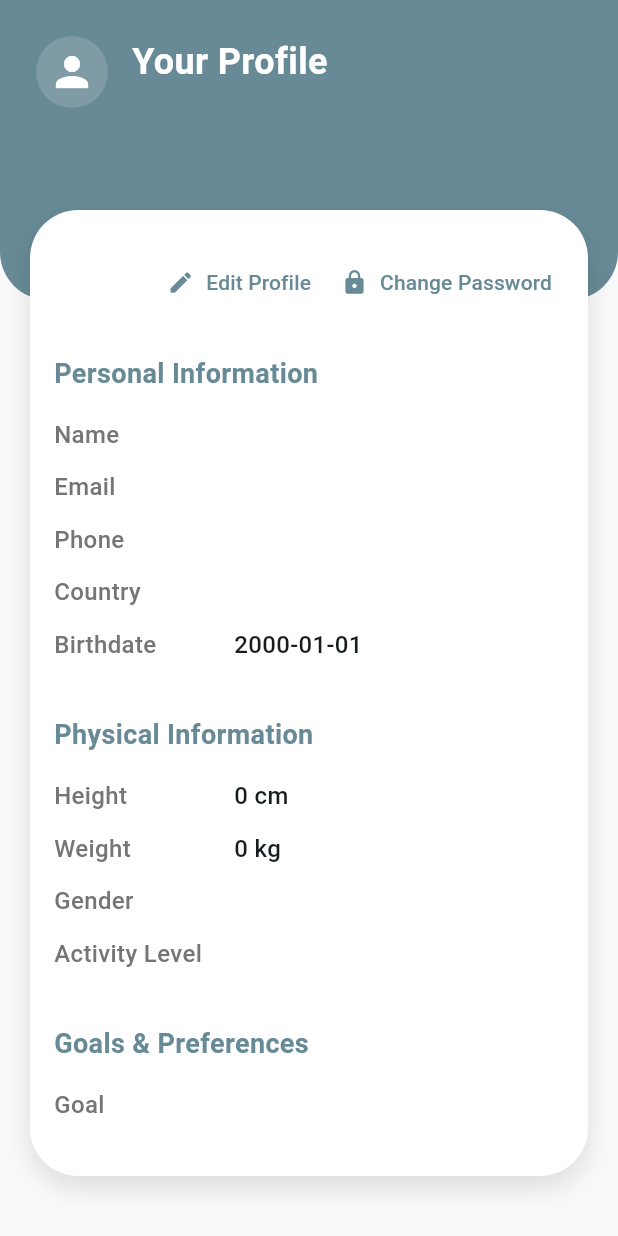
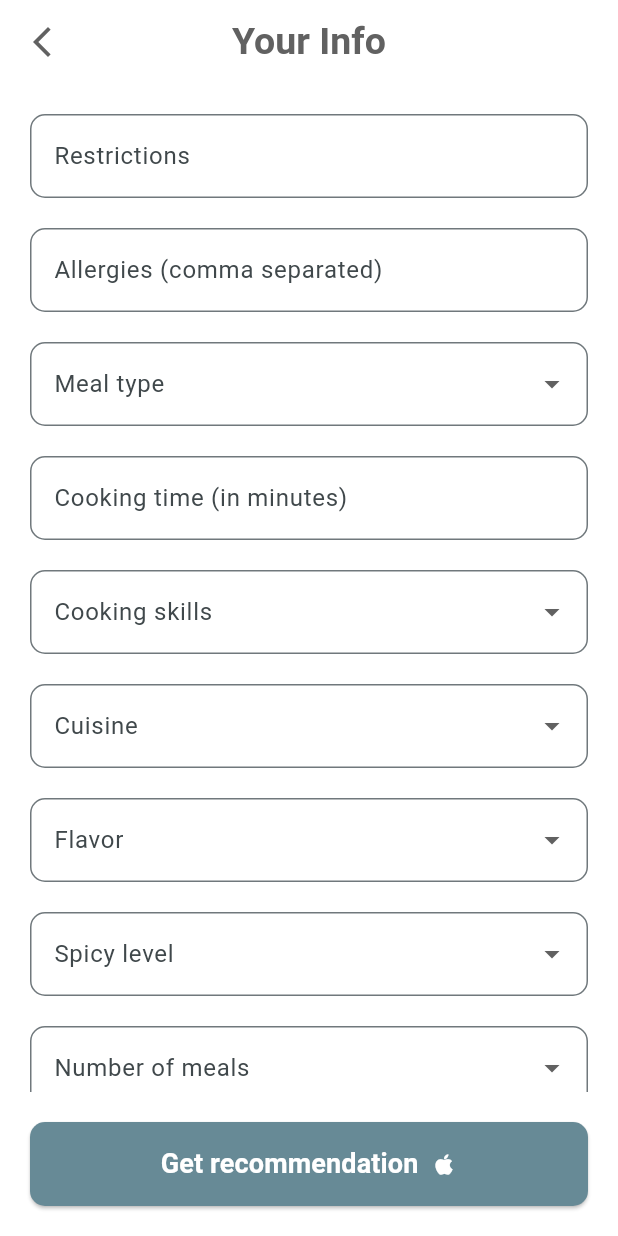
Before and after one commit to benaoudia/NutrIA-app, a Flutter app: the screen it shows after launch, after a tap on "Get recommendation", on a phone screen of 412 x 824 dp. Run offline on Flutter 3.47's test engine with Material 3 defaults, Android fonts, the light colour scheme and no system bars; our stand-ins replace equatable, flutter_bloc.

Commit message:
recommondation questions UI

```diff
--- a/lib/Screens/recommenderSystem/questions.dart
+++ b/lib/Screens/recommenderSystem/questions.dart
@@ -1,195 +1,357 @@
+import 'dart:convert';
 import 'package:flutter/material.dart';
-import 'package:flutter_bloc/flutter_bloc.dart';
-import 'package:nutria/Blocs/profile_blocs/profileBloc.dart';
-import 'package:nutria/Screens/Profile and user info/ProfileEditScreenBuilder.dart';
-import 'package:nutria/Screens/Profile and user info/PasswordChangeScreenBuilder.dart';
+import 'package:flutter/services.dart';
+import 'package:http/http.dart' as http;
+import 'package:nutria/Widgets/assets/colors.dart';
 
-const Color buttons_blue = Color.fromARGB(255, 103, 138, 150);
+class Questions extends StatefulWidget {
+  const Questions({super.key});
 
-class RecommendationQuestionnaryScreen extends StatelessWidget {
-  const RecommendationQuestionnaryScreen({Key? key}) : super(key: key);
+  @override
+  _QuestionsState createState() => _QuestionsState();
+}
+
+class _QuestionsState extends State<Questions> {
+  final _formKey = GlobalKey<FormState>();
+
+  // Controllers for text fields
+  final TextEditingController restrictionsController = TextEditingController();
+  final TextEditingController allergiesController = TextEditingController();
+  final TextEditingController cookingTimeController = TextEditingController();
+
+  // Dropdown selected values
+  String? selectedMealType;
+  String? selectedCookingSkill;
+  String? selectedCuisine;
+  String? selectedFlavor;
+  String? selectedSpicyLevel;
+  int? selectedNumberOfMeals;
+
+  Map<String, dynamic> getMissingFields() {
+    return {
+      "Height": 170,
+      "Weight": 65,
+      "Activity_Level": "Moderately active",
+      "Gender": "female",
+      "Age": 28,
+      "Goal": "weight loss",
+    };
+  }
+
+  Future<void> sendRecommendationRequest() async {
+    if (!_formKey.currentState!.validate()) return;
+
+    // Prepare form data
+    final Map<String, dynamic> formData = {
+      "Restrictions": restrictionsController.text.trim(),
+      "Allergies": allergiesController.text
+          .split(',')
+          .map((e) => e.trim())
+          .where((e) => e.isNotEmpty)
+          .toList(),
+      "Meal_type": selectedMealType?.toLowerCase(),
+      "Time": int.tryParse(cookingTimeController.text.trim()),
+      "Cooking_skills": selectedCookingSkill?.toLowerCase(),
+      "Cuisine": selectedCuisine,
+      "flavor": selectedFlavor?.toLowerCase(),
+      "Spicy_level": selectedSpicyLevel?.toLowerCase(),
+      "n_meals": selectedNumberOfMeals,
+    };
+
+    // Remove null or empty keys
+    formData.removeWhere((key, value) =>
+        value == null || (value is String && value.isEmpty) || (value is List && value.isEmpty));
+
+    // Add missing fields
+    formData.addAll(getMissingFields());
+
+    print('Sending JSON: $formData');
+
+    try {
+      final response = await http.post(
+        Uri.parse('https://fdfc-105-235-133-240.ngrok-free.app/recommand'),
+        headers: {'Content-Type': 'application/json'},
+        body: jsonEncode(formData),
+      );
+
+      if (response.statusCode == 200) {
+        final data = jsonDecode(response.body);
+        print('Response data: $data');
+        // You can navigate or update UI based on response here
+        ScaffoldMessenger.of(context).showSnackBar(
+          SnackBar(content: Text('Recommendation received!')),
+        );
+      } else {
+        print('Server error: ${response.statusCode}');
+        ScaffoldMessenger.of(context).showSnackBar(
+          SnackBar(content: Text('Server error: ${response.statusCode}')),
+        );
+      }
+    } catch (e) {
+      print('Error sending request: $e');
+      ScaffoldMessenger.of(context).showSnackBar(
+        SnackBar(content: Text('Error sending request')),
+      );
+    }
+  }
+
+  @override
+  void dispose() {
+    restrictionsController.dispose();
+    allergiesController.dispose();
+    cookingTimeController.dispose();
+    super.dispose();
+  }
 
   @override
   Widget build(BuildContext context) {
     return Scaffold(
-      backgroundColor: Colors.grey[50],
-      body: BlocBuilder<PersonalInfoCubit, PersonalInfoState>(
-        builder: (context, state) {
-          if (state is! PersonalInfoLoaded) {
-            return const Center(child: CircularProgressIndicator());
-          }
-
-          return Stack(
-            children: [
-              // Header background
-              Container(
-                height: 200,
-                decoration: const BoxDecoration(
-                  color: buttons_blue,
-                  borderRadius: BorderRadius.only(
-                    bottomLeft: Radius.circular(32),
-                    bottomRight: Radius.circular(32),
+      backgroundColor: Colors.white,
+      appBar: AppBar(
+        elevation: 0,
+        backgroundColor: Colors.white,
+        centerTitle: true,
+        leading: IconButton(
+          icon: Icon(Icons.arrow_back_ios_new, color: Colors.grey[700]),
+          onPressed: () => Navigator.pop(context),
         ),
-                ),
-                child: SafeArea(
-                  child: Padding(
-                    padding: const EdgeInsets.symmetric(horizontal: 24.0, vertical: 24.0),
-                    child: Row(
-                      crossAxisAlignment: CrossAxisAlignment.start,
-                      children: [
-                        // Profile icon
-                        Container(
-                          width: 48,
-                          height: 48,
-                          decoration: BoxDecoration(
-                            color: Colors.white.withOpacity(0.15),
-                            shape: BoxShape.circle,
-                          ),
-                          child: const Icon(Icons.person, color: Colors.white, size: 32),
-                        ),
-                        const SizedBox(width: 16),
-                        Column(
-                          crossAxisAlignment: CrossAxisAlignment.start,
-                          children: [
-                            const Text(
-                              "Recommendation questionary",
+        title: Text(
+          "Your Info",
           style: TextStyle(
-                                color: Colors.white,
-                                fontSize: 24,
+            fontSize: 25,
+            color: Colors.grey[700],
             fontWeight: FontWeight.bold,
           ),
         ),
-                            const SizedBox(height: 4),
-                            Text(
-                              state.email,
-                              style: const TextStyle(
-                                color: Colors.white70,
-                                fontSize: 16,
+      ),
+      body: CustomScrollView(
+        slivers: [
+          SliverPadding(
+            padding: const EdgeInsets.all(20.0),
+            sliver: SliverToBoxAdapter(
+              child: buildForm(),
             ),
           ),
         ],
       ),
+      bottomNavigationBar: Padding(
+        padding: const EdgeInsets.all(20.0),
+        child: ElevatedButton(
+          onPressed: sendRecommendationRequest,
+          style: ElevatedButton.styleFrom(
+            backgroundColor: buttons_blue,
+            padding: const EdgeInsets.symmetric(vertical: 15),
+            shape: RoundedRectangleBorder(
+              borderRadius: BorderRadius.circular(10),
+            ),
+          ),
+          child: Row(
+            mainAxisAlignment: MainAxisAlignment.center,
+            children: const [
+              Text(
+                'Get recommendation',
+                style: TextStyle(
+                  fontSize: 18,
+                  fontWeight: FontWeight.bold,
+                  color: Colors.white,
+                ),
+              ),
+              SizedBox(width: 8),
+              Icon(Icons.apple, color: Colors.white),
             ],
           ),
         ),
       ),
-              ),
-              // Profile content
-              Padding(
-                padding: const EdgeInsets.only(top: 140),
-                child: SingleChildScrollView(
+    );
+  }
+
+  Widget buildForm() {
+    return Form(
+      key: _formKey,
       child: Column(
         children: [
-                      // Profile card
-                      Container(
-                        margin: const EdgeInsets.symmetric(horizontal: 20),
-                        padding: const EdgeInsets.fromLTRB(16, 24, 16, 24),
-                        decoration: BoxDecoration(
-                          color: Colors.white,
-                          borderRadius: BorderRadius.circular(32),
-                          boxShadow: [
-                            BoxShadow(
-                              color: Colors.black12,
-                              blurRadius: 16,
-                              offset: const Offset(0, 8),
+          buildTextField('Restrictions', controller: restrictionsController),
+          buildTextField('Allergies (comma separated)', controller: allergiesController),
+
+          // Meal type dropdown
+          buildDropdownField<String>(
+            label: 'Meal type',
+            items: const ['Breakfast', 'Lunch', 'Dinner', 'Snack'],
+            value: selectedMealType,
+            onChanged: (val) => setState(() => selectedMealType = val),
+            validator: (val) => val == null ? 'Please select a meal type' : null,
           ),
-                          ],
+
+          // Cooking time field - accepts only numbers
+          Padding(
+            padding: const EdgeInsets.only(bottom: 20.0),
+            child: TextFormField(
+              controller: cookingTimeController,
+              decoration: InputDecoration(
+                labelText: 'Cooking time (in minutes)',
+                border: OutlineInputBorder(
+                  borderRadius: BorderRadius.circular(10),
                 ),
-                        child: Column(
-                          crossAxisAlignment: CrossAxisAlignment.start,
-                          children: [
-                            const SizedBox(height: 24),
-                            // Personal Information Section
-                            _buildSection(
-                              'Meal information',
-                              [
-                                _buildInfoRow('Meal type', state.name),
-                                _buildInfoRow('Time', state.email),
-                                _buildInfoRow('Cooking skills', state.phone),
-                                _buildInfoRow('Flavor', state.country),
-                                _buildInfoRow('Spicy level', state.birthdate.toString().split(' ')[0]),
-                                _buildInfoRow('number of meals', state.birthdate.toString().split(' ')[0]),
-                              ],
-                            ),
-                            const SizedBox(height: 24),
-                            // Physical Information Section
-                            _buildSection(
-                              'Physical Information',
-                              [
-                                _buildInfoRow('Height', '${state.height} cm'),
-                                _buildInfoRow('Weight', '${state.weight} kg'),
-                                _buildInfoRow('Gender', state.gender),
-                                _buildInfoRow('Activity Level', state.activityLevel),
-                              ],
-                            ),
-                            const SizedBox(height: 24),
-                            // Goals Section
-                            _buildSection(
-                              'Goals & Preferences',
-                              [
-                                _buildInfoRow('Goal', state.goal),
-                              ],
-                            ),
-                          ],
-                        ),
-                      ),
-                    ],
+                focusedBorder: OutlineInputBorder(
+                  borderRadius: BorderRadius.circular(10),
+                  borderSide: BorderSide(
+                    color: buttons_blue,
+                    width: 2.0,
                   ),
                 ),
               ),
-            ],
-          );
-        },
-      ),
-    );
-  }
-
-  Widget _buildSection(String title, List<Widget> children) {
-    return Column(
-      crossAxisAlignment: CrossAxisAlignment.start,
-      children: [
-        Text(
-          title,
-          style: const TextStyle(
-            fontSize: 18,
-            fontWeight: FontWeight.bold,
-            color: buttons_blue,
+              keyboardType: TextInputType.number,
+              inputFormatters: [FilteringTextInputFormatter.digitsOnly],
+              validator: (val) =>
+                  val == null || val.isEmpty ? 'Please enter cooking time' : null,
             ),
           ),
-        const SizedBox(height: 16),
-        ...children,
+
+          // Cooking skills dropdown
+          buildDropdownField<String>(
+            label: 'Cooking skills',
+            items: const ['Beginner', 'Intermediate', 'Advanced'],
+            value: selectedCookingSkill,
+            onChanged: (val) => setState(() => selectedCookingSkill = val),
+            validator: (val) => val == null ? 'Please select cooking skills level' : null,
+          ),
+
+          // Cuisine dropdown
+          buildDropdownField<String>(
+            label: 'Cuisine',
+            items: const [
+              'Italian',
+              'French',
+              'Japanese',
+              'Chinese',
+              'Indian',
+              'Mexican',
+              'Thai',
+              'Korean',
+              'Mediterranean',
+              'American',
+              'Middle Eastern',
+              'Spanish',
+              'Vietnamese',
+              'Greek',
+              'Turkish',
+              'Brazilian',
+              'Moroccan',
+              'Ethiopian',
+              'Caribbean',
+              'German',
             ],
-    );
-  }
+            value: selectedCuisine,
+            onChanged: (val) => setState(() => selectedCuisine = val),
+            validator: (val) => val == null ? 'Please select a cuisine' : null,
+          ),
 
-  Widget _buildInfoRow(String label, String value) {
-    return Padding(
-      padding: const EdgeInsets.only(bottom: 12),
-      child: Row(
-        crossAxisAlignment: CrossAxisAlignment.start,
-        children: [
-          SizedBox(
-            width: 120,
-            child: Text(
-              label,
-              style: TextStyle(
-                fontSize: 16,
-                color: Colors.grey[600],
-                fontWeight: FontWeight.w500,
+          // Flavor dropdown
+          buildDropdownField<String>(
+            label: 'Flavor',
+            items: const [
+              'Sweet',
+              'Savory',
+              'Sour',
+              'Bitter',
+              'Umami',
+              'Salty',
+              'Spicy',
+              'Smoky',
+              'Fruity',
+              'Earthy',
+              'Herby',
+              'Tangy',
+              'Nutty',
+              'Creamy',
+              'Zesty',
+              'Garlicky',
+              'Buttery',
+            ],
+            value: selectedFlavor,
+            onChanged: (val) => setState(() => selectedFlavor = val),
+            validator: (val) => val == null ? 'Please select a flavor' : null,
           ),
+
+          // Spicy level dropdown
+          buildDropdownField<String>(
+            label: 'Spicy level',
+            items: const ['Plain', 'Spicy', 'Very Spicy'],
+            value: selectedSpicyLevel,
+            onChanged: (val) => setState(() => selectedSpicyLevel = val),
+            validator: (val) => val == null ? 'Please select a spicy level' : null,
           ),
-          ),
-          Expanded(
-            child: Text(
-              value,
-              style: const TextStyle(
-                fontSize: 16,
-                fontWeight: FontWeight.w500,
-              ),
-            ),
+
+          // Number of meals dropdown
+          buildDropdownField<int>(
+            label: 'Number of meals',
+            items: List.generate(6, (index) => index + 1),
+            value: selectedNumberOfMeals,
+            onChanged: (val) => setState(() => selectedNumberOfMeals = val),
+            validator: (val) => val == null ? 'Please select number of meals' : null,
           ),
         ],
       ),
     );
   }
+
+  Widget buildTextField(String label,
+      {TextEditingController? controller, String? Function(String?)? validator}) {
+    return Padding(
+      padding: const EdgeInsets.only(bottom: 20.0),
+      child: TextFormField(
+        controller: controller,
+        validator: validator,
+        decoration: InputDecoration(
+          labelText: label,
+          border: OutlineInputBorder(
+            borderRadius: BorderRadius.circular(10),
+          ),
+          focusedBorder: OutlineInputBorder(
+            borderRadius: BorderRadius.circular(10),
+            borderSide: BorderSide(
+              color: buttons_blue,
+              width: 2.0,
+            ),
+          ),
+        ),
+      ),
+    );
   }
+
+  Widget buildDropdownField<T>({
+    required String label,
+    required List<T> items,
+    T? value,
+    required void Function(T?) onChanged,
+    String? Function(T?)? validator,
+  }) {
+    return Padding(
+      padding: const EdgeInsets.only(bottom: 20.0),
+      child: DropdownButtonFormField<T>(
+        value: value,
+        decoration: InputDecoration(
+          labelText: label,
+          border: OutlineInputBorder(
+            borderRadius: BorderRadius.circular(10),
+          ),
+          focusedBorder: OutlineInputBorder(
+            borderRadius: BorderRadius.circular(10),
+            borderSide: BorderSide(
+              color: buttons_blue,
+              width: 2.0,
+            ),
+          ),
+        ),
+        items: items.map((item) {
+          return DropdownMenuItem<T>(
+            value: item,
+            child: Text(item.toString()),
+          );
+        }).toList(),
+        onChanged: onChanged,
+        validator: validator,
+      ),
+    );
+  }
+}
--- a/lib/main.dart
+++ b/lib/main.dart
@@ -2,6 +2,7 @@ import 'package:flutter/material.dart';
 import 'package:nutria/Screens/Profile%20and%20user%20info/PersonalInfoBuilder.dart';
 import 'package:nutria/Screens/Profile%20and%20user%20info/ProfileScreenBuilder.dart';
 import 'package:nutria/Screens/Profile%20and%20user%20info/ProfileDisplayScreenBuilder.dart';
+import 'package:nutria/Screens/recommenderSystem/questions.dart';
 
 void main() {
   runApp(const MyApp());
@@ -107,7 +108,7 @@ class HomeScreen extends StatelessWidget {
                 Navigator.push(
                   context,
                   MaterialPageRoute(
-                    builder: (context) => const ProfileDisplayScreenBuilder(),
+                    builder: (context) => Questions(),
                   ),
                 );
               },
```
Also changed, not shown: lib/Screens/recommenderSystem/questionBuilder.dart (deleted), 1 other file. Lines whose indentation alone changed are shown as unchanged.
